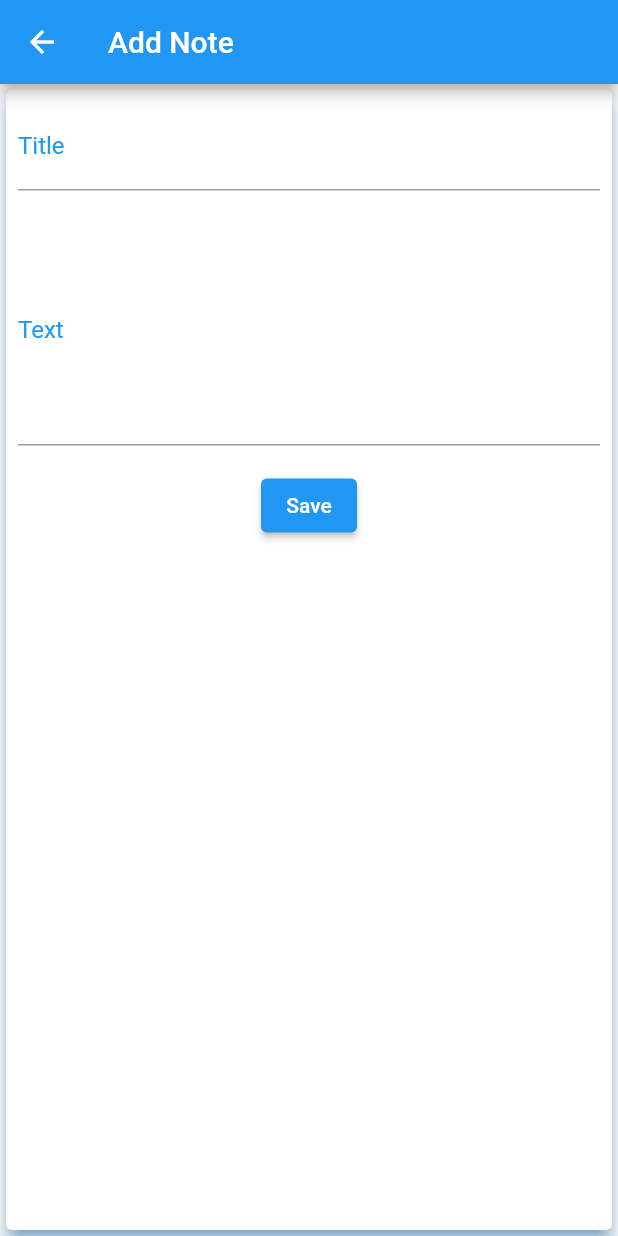
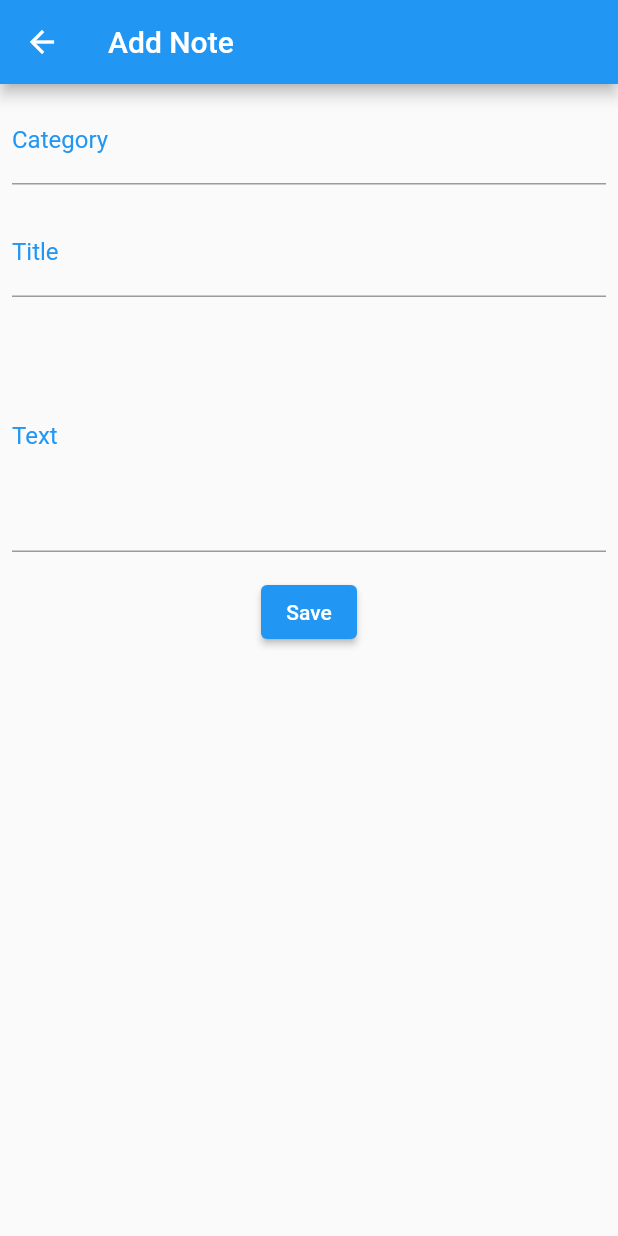
Before and after one commit to sagar-joshi/flutter-todo, a Flutter app: the screen it shows after launch, after a tap on the "add" icon, on a phone screen of 412 x 824 dp. Run offline on Flutter 3.47's test engine with Material 2 defaults, Android fonts, the phone set to English and light mode, and no system bars; our stand-ins replace sqflite; accounts and stored records are empty.

Commit message:
add categories

```diff
--- a/lib/main.dart
+++ b/lib/main.dart
@@ -1,5 +1,5 @@
 import 'package:flutter/material.dart';
-import 'package:notes/screens/notelist.dart';
+import 'package:notes/screens/categorygrid.dart';
 
 void main() {
   runApp(MyApp());
@@ -12,7 +12,9 @@ class MyApp extends StatelessWidget {
   Widget build(BuildContext context) {
     return Container(
       child: MaterialApp(
-          debugShowCheckedModeBanner: false, title: "Notes", home: NoteList()),
+          debugShowCheckedModeBanner: false,
+          title: "Notes",
+          home: CategoryGridView()),
     );
   }
 }
--- a/lib/models/note.dart
+++ b/lib/models/note.dart
@@ -1,21 +1,28 @@
 class Note {
   int _id;
+  String _category;
   String _title;
   String _text;
   String _date;
   int _done;
 
-  Note(this._title, this._text, this._date, [this._done = 0]);
-  Note.withId(this._id, this._title, this._text, this._date, [this._done = 0]);
+  Note(this._category, this._title, this._text, this._date, [this._done = 0]);
+  Note.withId(this._id, this._category, this._title, this._text, this._date,
+      [this._done = 0]);
 
   //getters
   int get id => _id;
+  String get category => _category;
   String get title => _title;
   String get text => _text;
   String get date => _date;
   int get done => _done;
 
   //setters
+  set category(String newCategory) {
+    this._category = newCategory;
+  }
+
   set title(String newTitle) {
     if (newTitle.length <= 255) {
       this._title = newTitle;
@@ -50,6 +57,7 @@ class Note {
     map['text'] = _text;
     map['date'] = _date;
     map['done'] = _done;
+    map['category'] = _category;
 
     return map;
   }
@@ -61,5 +69,6 @@ class Note {
     this._text = map['text'];
     this._date = map['date'];
     this._done = map['done'];
+    this._category = map['category'];
   }
 }
--- a/lib/screens/addnote.dart
+++ b/lib/screens/addnote.dart
@@ -17,6 +17,10 @@ class _AddNoteState extends State<AddNote> {
   _AddNoteState(this.newNote);
   final _formKey = GlobalKey<FormState>();
   DatabaseHelper dbHelper = DatabaseHelper();
+
+  void updateCategory(String category) {
+    newNote.category = category;
+  }
 
   void updateTitle(String title) {
     newNote.title = title;
@@ -50,14 +54,42 @@ class _AddNoteState extends State<AddNote> {
         title: Text("Add Note"),
       ),
       body: Container(
-        child: Card(
-          color: palette.surface,
-          shadowColor: palette.primary,
-          elevation: 5.0,
+        child: SingleChildScrollView(
           child: Form(
             key: _formKey,
             child: Column(
               children: [
+                newNote.category != ""
+                    ? Padding(
+                        padding: EdgeInsets.all(8.0),
+                        child: Text(
+                          "${newNote.category}",
+                          style:
+                              TextStyle(color: palette.primary, fontSize: 20.0),
+                        ),
+                      )
+                    : Padding(
+                        padding: const EdgeInsets.all(8.0),
+                        child: TextFormField(
+                          initialValue: newNote.category,
+                          keyboardType: TextInputType.text,
+                          decoration: InputDecoration(
+                            labelText: 'Category',
+                            hintText: 'Enter category here',
+                            labelStyle: TextStyle(color: palette.primary),
+                            hintStyle: TextStyle(color: palette.primary),
+                          ),
+                          validator: (value) {
+                            if (value.isEmpty) {
+                              return 'This field can not be empty';
+                            }
+                            return null;
+                          },
+                          onChanged: (value) {
+                            updateCategory(value);
+                          },
+                        ),
+                      ),
                 Padding(
                   padding: const EdgeInsets.all(8.0),
                   child: TextFormField(
--- /dev/null
+++ b/lib/screens/categorygrid.dart
@@ -0,0 +1,86 @@
+import 'package:flutter/material.dart';
+import 'package:notes/utils/color_scheme.dart';
+import 'package:notes/utils/database_helper.dart';
+import 'package:sqflite/sqflite.dart';
+import 'package:notes/screens/addnote.dart';
+import 'package:notes/models/note.dart';
+import 'package:notes/screens/notelist.dart';
+
+class CategoryGridView extends StatefulWidget {
+  CategoryGridView({Key key}) : super(key: key);
+
+  @override
+  _CategoryGridViewState createState() => _CategoryGridViewState();
+}
+
+class _CategoryGridViewState extends State<CategoryGridView> {
+  DatabaseHelper dbHelper = DatabaseHelper();
+  List<String> categoryList;
+  int categoryCount = 0;
+
+  void updateGridView() {
+    final Future<Database> dbFuture = dbHelper.initializeDatabase();
+    dbFuture.then((database) {
+      Future<List<String>> categoryListFuture = dbHelper.getCategoryList();
+      categoryListFuture.then((categoryList) {
+        setState(() {
+          this.categoryList = categoryList;
+          this.categoryCount = categoryList.length;
+        });
+      });
+    });
+  }
+
+  @override
+  Widget build(BuildContext context) {
+    if (categoryList == null) {
+      updateGridView();
+    }
+    return Container(
+      child: Scaffold(
+        appBar: AppBar(title: Text("Categories")),
+        body: Container(
+          child: GridView.builder(
+            gridDelegate: SliverGridDelegateWithFixedCrossAxisCount(
+                crossAxisCount: 2, crossAxisSpacing: 10, mainAxisSpacing: 10),
+            itemCount: this.categoryCount,
+            padding: EdgeInsets.all(10.0),
+            itemBuilder: (BuildContext context, int index) {
+              return Container(
+                child: Card(
+                  elevation: 10,
+                  color: palette.surface,
+                  shadowColor: palette.primary,
+                  child: ListTile(
+                    title: Text(this.categoryList[index]),
+                    onTap: () async {
+                      final result = await Navigator.push(context,
+                          MaterialPageRoute(builder: (context) {
+                        return NoteList(this.categoryList[index]);
+                      }));
+                      if (result != null) {
+                        //updateGridView();
+                      }
+                    },
+                  ),
+                ),
+              );
+            },
+          ),
+        ),
+        floatingActionButton: FloatingActionButton(
+          child: Icon(Icons.add),
+          onPressed: () async {
+            final result = await Navigator.push(context,
+                MaterialPageRoute(builder: (context) {
+              return AddNote(Note.withId(null, '', '', '', ''));
+            }));
+            if (result != null) {
+              updateGridView();
+            }
+          },
+        ),
+      ),
+    );
+  }
+}
--- a/lib/screens/notelist.dart
+++ b/lib/screens/notelist.dart
@@ -9,13 +9,16 @@ import 'package:notes/utils/color_scheme.dart';
 import 'package:notes/screens/expandnote.dart';
 
 class NoteList extends StatefulWidget {
-  NoteList({Key key}) : super(key: key);
+  final String category;
+  NoteList(this.category);
 
   @override
-  _NoteListState createState() => _NoteListState();
+  _NoteListState createState() => _NoteListState(this.category);
 }
 
 class _NoteListState extends State<NoteList> {
+  final category;
+  _NoteListState(this.category);
   DatabaseHelper dbHelper = DatabaseHelper();
   List<Note> noteList;
   int notesCount = 0;
@@ -48,7 +51,8 @@ class _NoteListState extends State<NoteList> {
   void updateListView() {
     final Future<Database> dbFuture = dbHelper.initializeDatabase();
     dbFuture.then((database) {
-      Future<List<Note>> noteListFuture = dbHelper.getNoteList();
+      Future<List<Note>> noteListFuture =
+          dbHelper.getNoteListForCategory(this.category);
       noteListFuture.then((noteList) {
         setState(() {
           this.noteList = noteList;
@@ -171,6 +175,7 @@ class _NoteListState extends State<NoteList> {
                           MaterialPageRoute(builder: (context) {
                         return AddNote(Note.withId(
                             noteList[index].id,
+                            noteList[index].category,
                             noteList[index].title,
                             noteList[index].text,
                             noteList[index].date,
@@ -184,8 +189,11 @@ class _NoteListState extends State<NoteList> {
                   onTap: () {
                     Navigator.push(context,
                         MaterialPageRoute(builder: (context) {
-                      return ExpandNote(Note(noteList[index].title,
-                          noteList[index].text, noteList[index].date));
+                      return ExpandNote(Note(
+                          noteList[index].category,
+                          noteList[index].title,
+                          noteList[index].text,
+                          noteList[index].date));
                     }));
                   },
                 ),
@@ -201,7 +209,7 @@ class _NoteListState extends State<NoteList> {
           onPressed: () async {
             final result = await Navigator.push(context,
                 MaterialPageRoute(builder: (context) {
-              return AddNote(Note.withId(null, '', '', ''));
+              return AddNote(Note.withId(null, this.category, '', '', ''));
             }));
             if (result != null) {
               updateListView();
--- a/lib/utils/database_helper.dart
+++ b/lib/utils/database_helper.dart
@@ -14,6 +14,7 @@ class DatabaseHelper {
   String colText = 'text';
   String colDate = 'date';
   String colDone = 'done';
+  String colCategory = 'category';
 
   DatabaseHelper._createInstance(); //named constructor to create instance of database
 
@@ -41,29 +42,47 @@ class DatabaseHelper {
 
   void _createDb(Database db, int newVersion) async {
     await db.execute(
-        'CREATE TABLE $notesTable($colId INTEGER PRIMARY KEY AUTOINCREMENT, $colTitle TEXT, $colText TEXT, $colDate TEXT, $colDone BOOLEAN NOT NULL)');
+        'CREATE TABLE $notesTable($colId INTEGER PRIMARY KEY AUTOINCREMENT,$colCategory TEXT, $colTitle TEXT, $colText TEXT, $colDate TEXT, $colDone BOOLEAN NOT NULL)');
   }
 
   //crud
 
   //fetch
-  Future<List<Map<String, dynamic>>> getNoteListMap() async {
+  Future<List<Map<String, dynamic>>> getNoteListMap(String category) async {
     Database db = await this.database;
-    var result = await db.query(notesTable, orderBy: '$colDone,$colDate DESC');
+    var result = await db.query(notesTable,
+        orderBy: '$colDone,$colDate DESC',
+        where: '$colCategory = ?',
+        whereArgs: [category]);
     return result;
   }
 
-  Future<List<Note>> getNoteList() async {
-    List<Map<String, dynamic>> noteMapList = await getNoteListMap();
+  Future<List<Map<String, dynamic>>> getCategoryListMap() async {
+    Database db = await this.database;
+    var result =
+        await db.query(notesTable, columns: ['$colCategory'], distinct: true);
+    return result;
+  }
+
+  Future<List<Note>> getNoteListForCategory(String category) async {
+    List<Map<String, dynamic>> noteListMap = await getNoteListMap(category);
     List<Note> noteList = List<Note>.generate(
-        noteMapList.length,
+        noteListMap.length,
         (index) => Note.withId(
-            noteMapList[index]['id'],
-            noteMapList[index]['title'],
-            noteMapList[index]['text'],
-            noteMapList[index]['date'],
-            noteMapList[index]['done']));
+            noteListMap[index]['id'],
+            noteListMap[index]['category'],
+            noteListMap[index]['title'],
+            noteListMap[index]['text'],
+            noteListMap[index]['date'],
+            noteListMap[index]['done']));
     return noteList;
+  }
+
+  Future<List<String>> getCategoryList() async {
+    List<Map<String, dynamic>> categoryListMap = await getCategoryListMap();
+    List<String> categoryList = List<String>.generate(
+        categoryListMap.length, (index) => categoryListMap[index]['category']);
+    return categoryList;
   }
 
   //insert
```
Also changed, not shown: lib/screens/expandnote.dart (+2 -7 lines).
